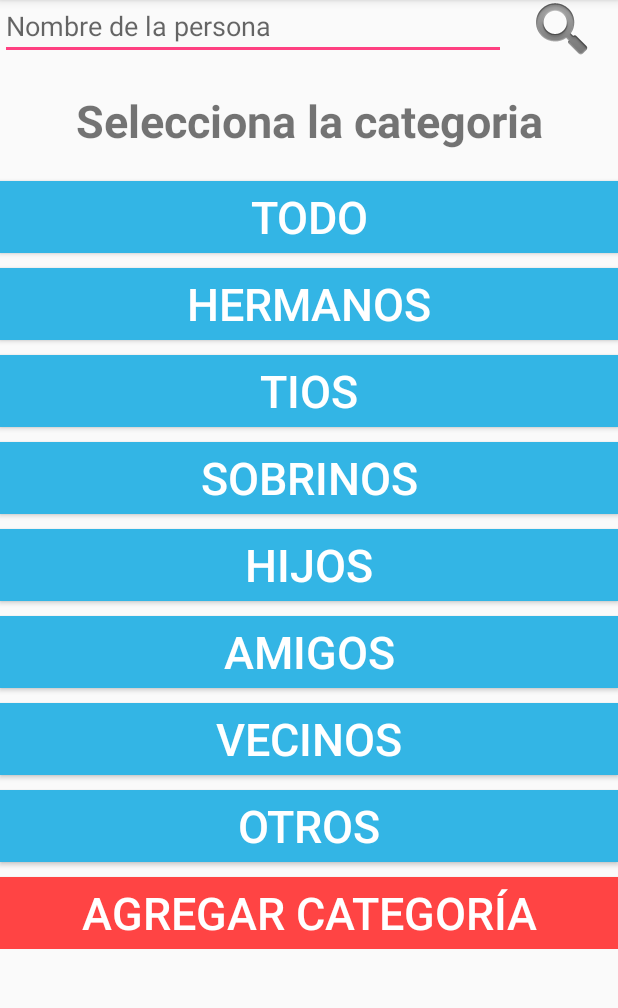
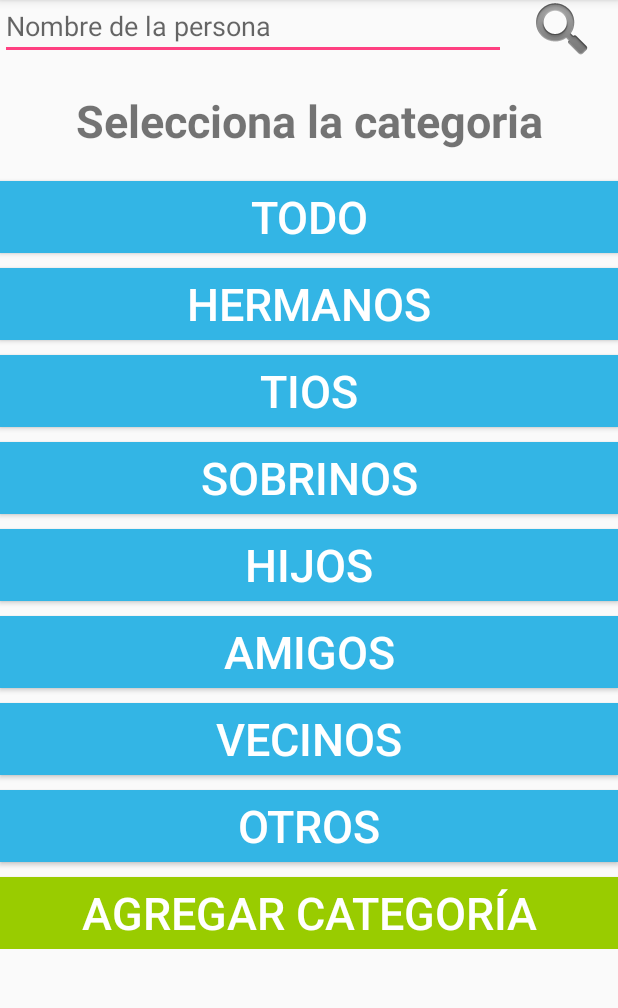
Before and after one commit to Israelhz/Mi-pasado-en-presente, an Android app: the CategoriasPersonasActivity screen opened directly, with no data from a screen before it, on a phone screen of 412 x 824 dp, the part 84-1092 px from its top. Run offline under Robolectric (Android 15) with nearby library versions, the phone set to English and light mode, and no system bars.

Commit message:
Adds background color to Agregar categoria button

```diff
--- a/MiPasadoEnPresente/app/src/main/res/layout/activity_categorias_personas.xml
+++ b/MiPasadoEnPresente/app/src/main/res/layout/activity_categorias_personas.xml
@@ -147,7 +147,7 @@
         android:layout_width="match_parent"
         android:layout_height="wrap_content"
         android:layout_weight="0.05"
-        android:background="@android:color/holo_red_light"
+        android:background="@android:color/holo_green_light"
         android:text="Agregar categoría"
         android:textColor="@android:color/background_light"
         android:textSize="30sp" />
```
